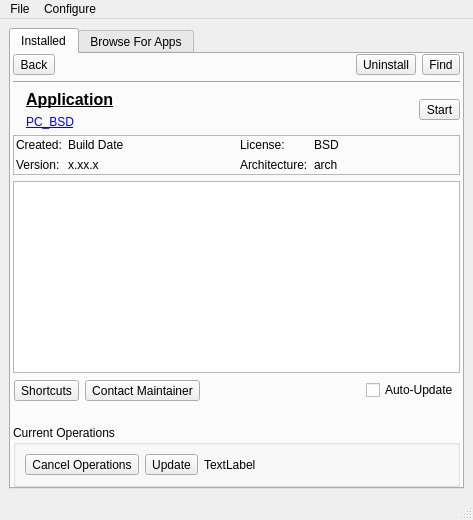
Qt form src-qt4/pc-softwaremanager/mainUI.ui (trueos/pcbsd) before a commit.
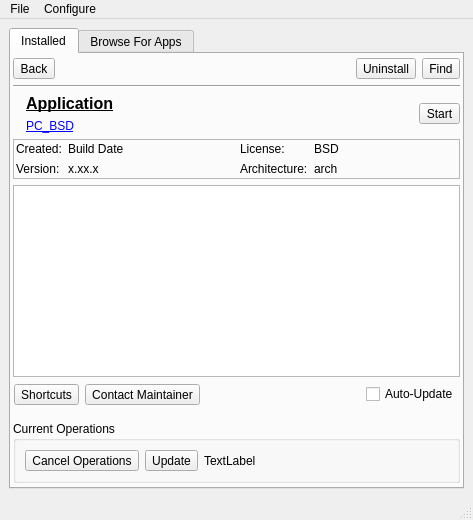
The same form after that commit. The open tabs and pages were chosen to show the change. Icons and pictures are not drawn.

Commit message: Add a custom context menu to the AppCafe installed PBI list that is dynamically created for that particular application.

```diff
--- a/src-qt4/pc-softwaremanager/mainUI.ui
+++ b/src-qt4/pc-softwaremanager/mainUI.ui
@@ -49,13 +49,13 @@
          <number>2</number>
         </property>
         <property name="topMargin">
-         <number>0</number>
+         <number>4</number>
         </property>
         <property name="rightMargin">
          <number>2</number>
         </property>
         <property name="bottomMargin">
-         <number>0</number>
+         <number>4</number>
         </property>
         <item>
          <widget class="QStackedWidget" name="stackedWidget">
```
The commit also changes 2 other files.
